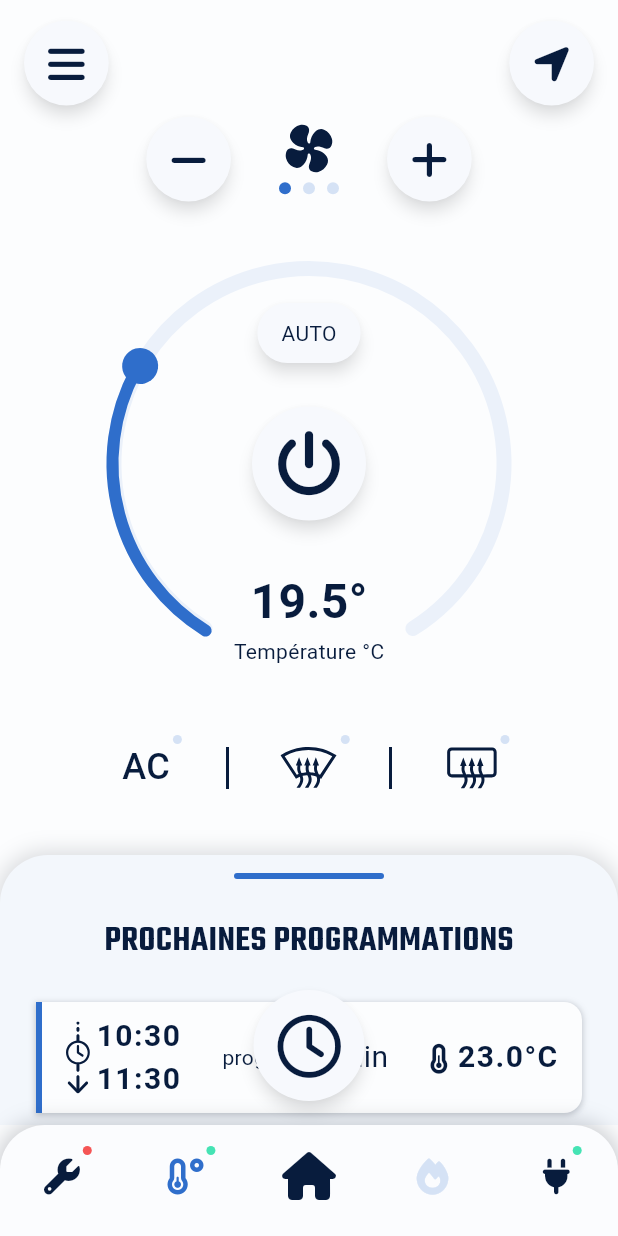
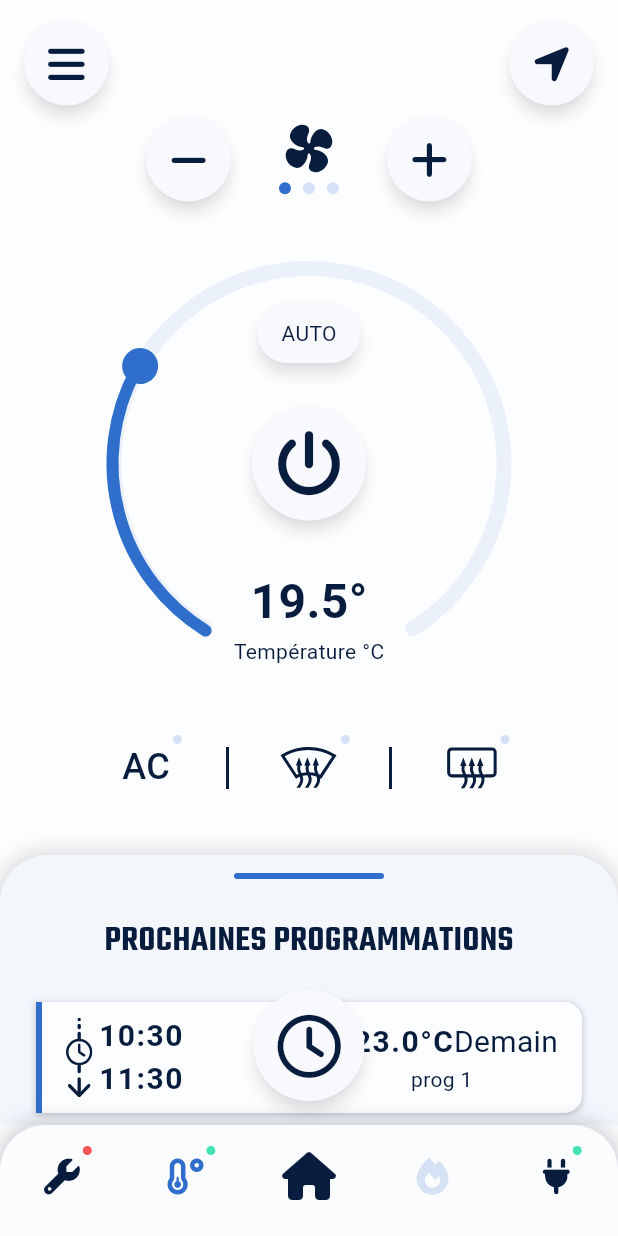
Before and after one commit to Fituning/design_test, a Flutter app: the screen it shows after launch, item 2 of the bottom bar chosen, on a phone screen of 412 x 824 dp. Run offline on Flutter 3.47's test engine with Material 3 defaults, Android fonts, the phone set to English and light mode, and no system bars; drawn by our look-alikes of syncfusion_flutter_gauges; our stand-ins replace flutter_svg, font_awesome_flutter, google_fonts.

```diff
--- a/lib/components/TopNavBar.dart
+++ b/lib/components/TopNavBar.dart
@@ -1,6 +1,6 @@
 import 'package:flutter/material.dart';
 import 'package:font_awesome_flutter/font_awesome_flutter.dart';
-
+import 'package:url_launcher/url_launcher.dart';
 import 'ElevatedButton.dart';
 
 class TopNavBar extends StatelessWidget {
@@ -15,9 +15,22 @@ class TopNavBar extends StatelessWidget {
         mainAxisAlignment: MainAxisAlignment.spaceBetween,
         children: [
           CircularElevatedButton(icon: const FaIcon(FontAwesomeIcons.bars,),onPressed: (){},),
-          CircularElevatedButton(icon: const FaIcon(FontAwesomeIcons.locationArrow), onPressed: (){},),
+          const CircularElevatedButton(icon: FaIcon(FontAwesomeIcons.locationArrow), onPressed: openNavigationApp,),
         ],
       ),
     );
   }
 }
+
+
+
+
+Future<void> openNavigationApp() async {
+  final Uri url = Uri.parse('geo:'); // Lien générique pour ouvrir l'app de navigation
+
+  if (await canLaunchUrl(url)) {
+    await launchUrl(url);
+  } else {
+    throw 'Impossible d\'ouvrir l\'application de navigation par défaut';
+  }
+}
--- a/lib/components/next_prog.dart
+++ b/lib/components/next_prog.dart
@@ -122,7 +122,7 @@ class NextProg extends StatelessWidget {
                       SvgPicture.asset(
                         "assets/images/time_arrow.svg",
                         color: Theme.of(context).colorScheme.onSurface,
-                        height: 48,
+                        height: 53,
                       ),
                     ],
                   ),
@@ -149,25 +149,12 @@ class NextProg extends StatelessWidget {
                   ),
                 ],
               ),
-              Row(
-                mainAxisAlignment: MainAxisAlignment.spaceBetween,
+              Column(
                 children: [
-                  const Text("prog 1"),
-                  Text(
-                    getFormattedDate(startTime),
-                    overflow: TextOverflow.ellipsis,
-                    style: GoogleFonts.roboto(
-                        color: Theme.of(context).colorScheme.onSurface,
-                        fontSize: 20,
-                        fontWeight: FontWeight.w400),
-                  ),
-                ],
-              ),
                   Row(
                     mainAxisAlignment: MainAxisAlignment.spaceBetween,
                     children: [
                       Row(
-
                         children: [
                           FaIcon(
                             FontAwesomeIcons.temperatureHalf,
@@ -185,10 +172,27 @@ class NextProg extends StatelessWidget {
                                 letterSpacing: 1,
                                 fontWeight: FontWeight.w600),
                           ),
+
+                        ],
+                      ),
+                      Text(
+                        getFormattedDate(startTime),
+                        overflow: TextOverflow.ellipsis,
+                        style: GoogleFonts.roboto(
+                            color: Theme.of(context).colorScheme.onSurface,
+                            fontSize: 20,
+                            fontWeight: FontWeight.w400),
+                      ),
+                    ],
+                  ),
+                  const Row(
+                    mainAxisAlignment: MainAxisAlignment.spaceBetween,
+                    children: [
+                      Text("prog 1"),
                     ],
                   ),
                 ],
-              )
+              ),
             ],
           )
         ),
--- a/lib/main.dart
+++ b/lib/main.dart
@@ -2,6 +2,7 @@ import 'package:design_test/pages/Charge.dart';
 import 'package:design_test/pages/Clim.dart';
 import 'package:design_test/pages/home.dart';
 import 'package:design_test/pages/maintenance.dart';
+import 'package:design_test/pages/unlock_dialog.dart';
 import 'package:flutter/material.dart';
 import 'package:flutter/services.dart';
 import 'package:flutter_localizations/flutter_localizations.dart';
@@ -114,7 +115,15 @@ class _MainScreenState extends State<MainScreen> {
             size: 42,
           ),
           padding: const EdgeInsets.all(24),
-          bgColor: Theme.of(context).colorScheme.surfaceContainerLow, onPressed: () {  },
+          bgColor: Theme.of(context).colorScheme.surfaceContainerLow,
+          onPressed: () {
+            showDialog(
+              context: context,
+              builder: (BuildContext context) {
+                return const CarLockDialog(); // Utilisation du widget personnalisé
+              },
+            );
+          },
         );
         floatingActionLocation = CustomFabLocation();
       case 4 :
--- a/pubspec.yaml
+++ b/pubspec.yaml
@@ -44,6 +44,9 @@ dependencies:
   flutter_localizations:
     sdk: flutter
   intl: ^0.19.0
+
+  url_launcher: ^6.3.1
+
 
   #pour les circular slider
   syncfusion_flutter_gauges: ^27.1.52
```
Also changed, not shown: lib/pages/unlock_dialog.dart (added, +76 -0 lines), pubspec.lock. Lines whose indentation alone changed are shown as unchanged.
